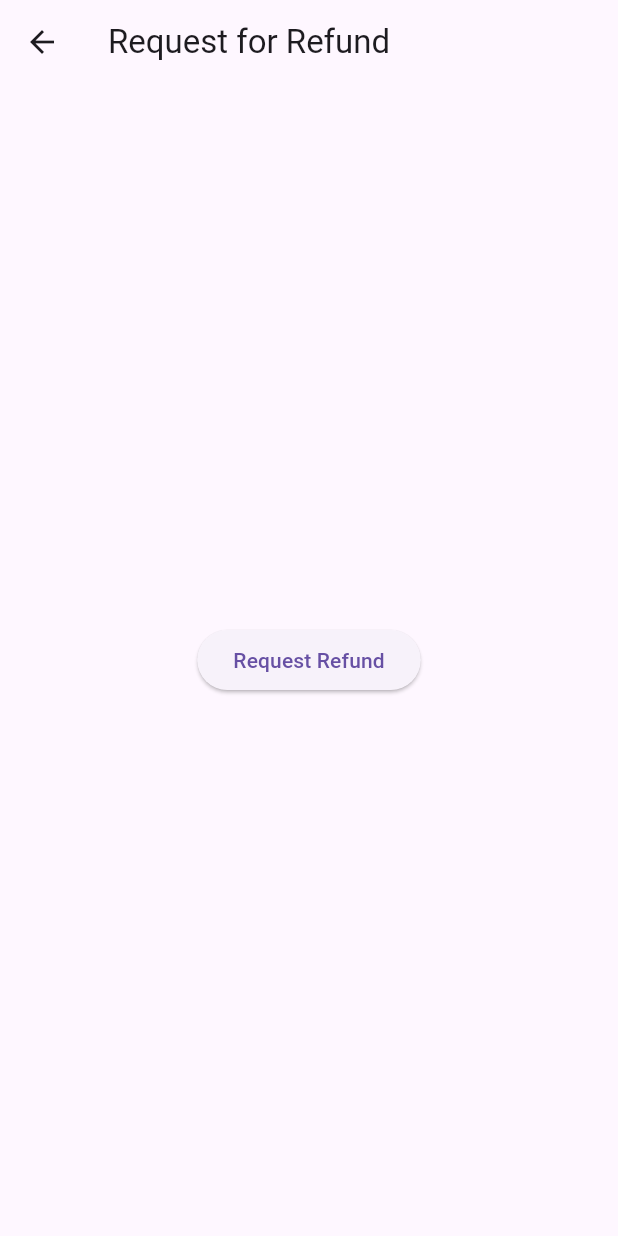
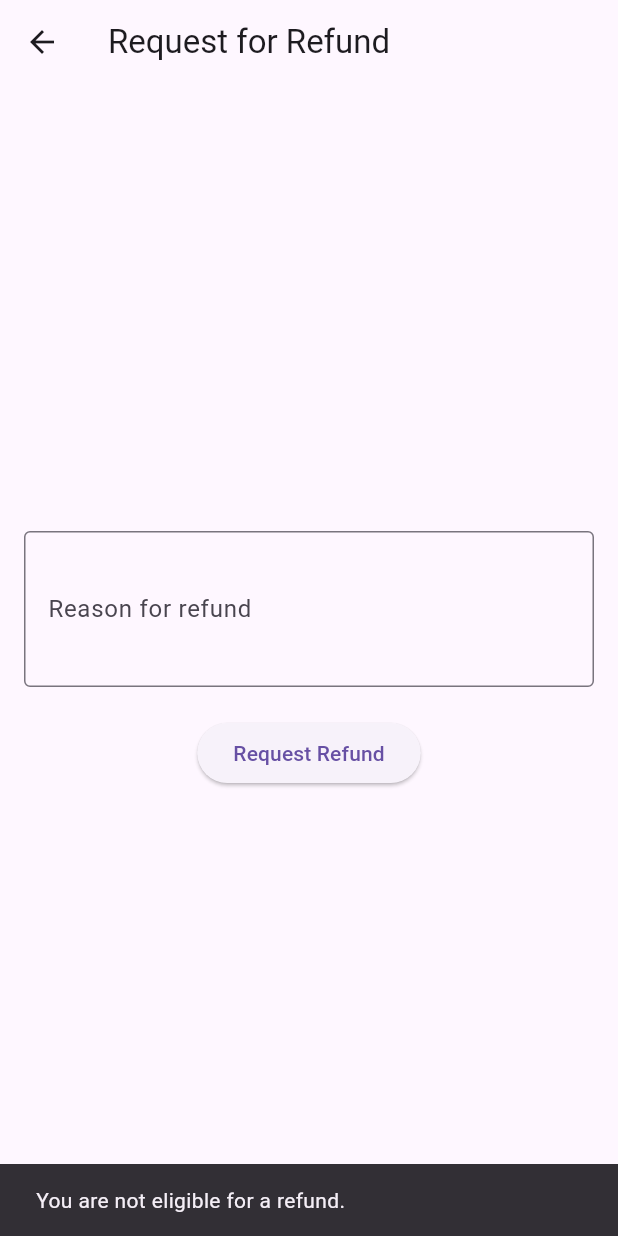
Before and after one commit to HamadAlharbi1/tamini, a Flutter app: the RefundRequestPage screen opened by its route, after a tap on "Request Refund", on a phone screen of 412 x 824 dp. Run offline on Flutter 3.47's test engine with Material 3 defaults, Android fonts, the phone set to English and light mode, and no system bars; our stand-ins replace cloud_firestore, firebase_auth, firebase_core, flutter_dotenv; accounts and stored records are empty.

Commit message:
some edit

```diff
--- a/lib/pages/RefundRequestPage.dart
+++ b/lib/pages/RefundRequestPage.dart
@@ -2,14 +2,20 @@ import 'package:flutter/material.dart';
 import 'package:provider/provider.dart';
 import 'package:tamini_app/pages/EditProfilePage.dart';
 import 'package:tamini_app/provider/provider.dart';
-// import 'package:tamini_app/pages/RegisterPage.dart'; // Import your RegisterPage
 
-class RefundRequestPage extends StatelessWidget {
+class RefundRequestPage extends StatefulWidget {
   const RefundRequestPage({super.key});
 
   @override
+  _RefundRequestPageState createState() => _RefundRequestPageState();
+}
+
+class _RefundRequestPageState extends State<RefundRequestPage> {
+  final TextEditingController _reasonController = TextEditingController();
+
+  @override
   Widget build(BuildContext context) {
-    final userProvider = Provider.of<UserProvider>(context);
+    final userProvider = Provider.of<UserProvider>(context, listen: false);
 
     // Check if the user is registered/logged in
     if (userProvider.user == null) {
@@ -26,12 +32,41 @@ class RefundRequestPage extends StatelessWidget {
       appBar: AppBar(
         title: const Text('Request for Refund'),
       ),
-      body: Center(
-        child: ElevatedButton(
-          onPressed: () {
-            // Implement your refund logic here
-          },
-          child: const Text('Request Refund'),
+      body: Padding(
+        padding: const EdgeInsets.all(16.0),
+        child: Column(
+          mainAxisAlignment: MainAxisAlignment.center,
+          children: [
+            TextField(
+              controller: _reasonController,
+              decoration: const InputDecoration(
+                labelText: 'Reason for refund',
+                border: OutlineInputBorder(),
+              ),
+              maxLines: 3,
+            ),
+            const SizedBox(height: 20),
+            ElevatedButton(
+              onPressed: () async {
+                // Check if the user is eligible for a refund
+                if (await userProvider.isEligibleForRefund) {
+                  // Implement the refund logic here
+                  await userProvider.requestRefund(_reasonController.text);
+                  // navigate to a "Thank You" or "Confirmation" page
+                  Navigator.pushReplacement(
+                    context,
+                    MaterialPageRoute(builder: (context) => EditProfilePage()), // Or navigate to a "Thank You" page
+                  );
+                } else {
+                  // show a message not eligible for a refund
+                  ScaffoldMessenger.of(context).showSnackBar(
+                    const SnackBar(content: Text('You are not eligible for a refund.')),
+                  );
+                }
+              },
+              child: const Text('Request Refund'),
+            ),
+          ],
         ),
       ),
     );
--- a/lib/provider/provider.dart
+++ b/lib/provider/provider.dart
@@ -38,4 +38,22 @@ class UserProvider extends ChangeNotifier {
       notifyListeners();
     }
   }
+
+  Future<void> requestRefund(String reason) async {
+    if (_user != null) {
+      await FirebaseFirestore.instance.collection('refundRequests').add({
+        'userId': _user!.uid,
+        'reason': reason,
+        'timestamp': Timestamp.now(),
+      });
+    }
+  }
+
+  Future<bool> get isEligibleForRefund async {
+    if (_user != null) {
+      DocumentSnapshot userPurchase = await FirebaseFirestore.instance.collection('purchases').doc(_user!.uid).get();
+      return userPurchase.exists && userPurchase['hasActiveSubscription'] == true;
+    }
+    return false;
+  }
 }
```
